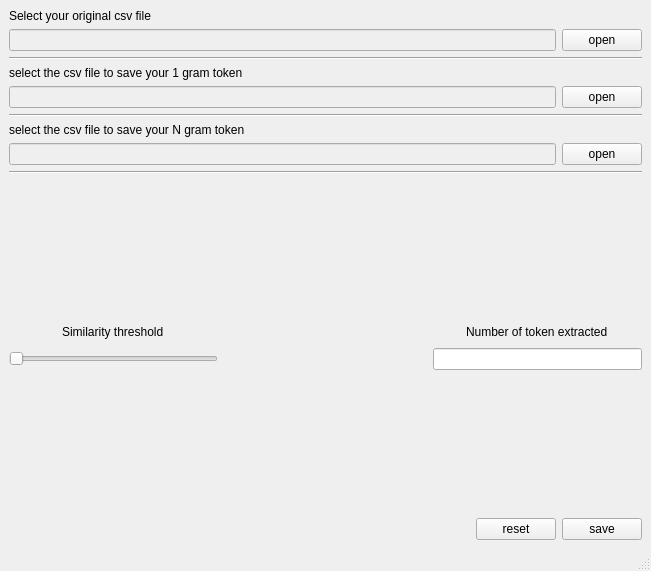
This is app/taggingUI/openFilesUI.ui in usnistgov/nestor-tmp2 as Qt 5 draws it before an edit. The edited form follows.
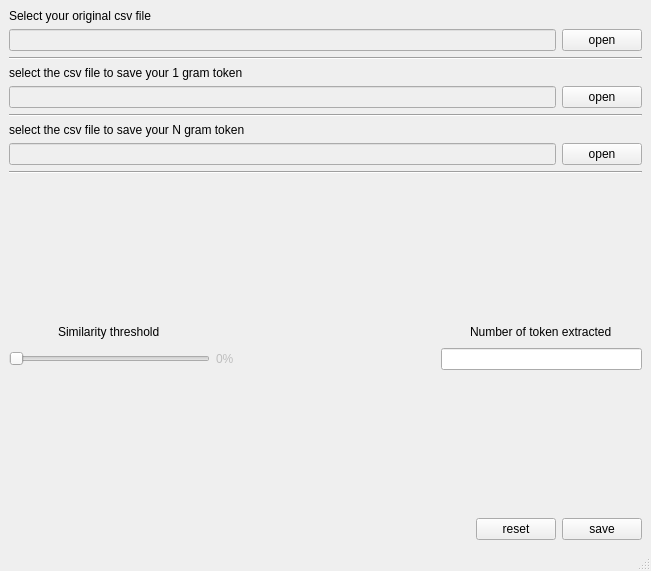
This is the edited form.

Diff of the .ui file:
```diff
--- a/app/taggingUI/openFilesUI.ui
+++ b/app/taggingUI/openFilesUI.ui
@@ -142,7 +142,14 @@
           </property>
          </widget>
         </item>
-        <item row="0" column="1">
+        <item row="0" column="3" alignment="Qt::AlignHCenter">
+         <widget class="QLabel" name="label_openFiles_numberTokenShow">
+          <property name="text">
+           <string>Number of token extracted</string>
+          </property>
+         </widget>
+        </item>
+        <item row="0" column="2">
          <spacer name="horizontalSpacer_2">
           <property name="orientation">
            <enum>Qt::Horizontal</enum>
@@ -155,16 +162,19 @@
           </property>
          </spacer>
         </item>
-        <item row="0" column="2" alignment="Qt::AlignHCenter">
-         <widget class="QLabel" name="label_openFiles_numberTokenShow">
-          <property name="text">
-           <string>Number of token extracted</string>
-          </property>
-         </widget>
-        </item>
-        <item row="1" column="2">
+        <item row="1" column="3">
          <widget class="QLineEdit" name="lineEdit_openFiles_numberTokenShow"/>
         </item>
+        <item row="1" column="1">
+         <widget class="QLabel" name="label_openFiles_similarityMatrixThresholdValue">
+          <property name="enabled">
+           <bool>false</bool>
+          </property>
+          <property name="text">
+           <string>0%</string>
+          </property>
+         </widget>
+        </item>
        </layout>
       </item>
       <item>
```
Left out of the diff: 2 changed lines with no effect on the pictures.
